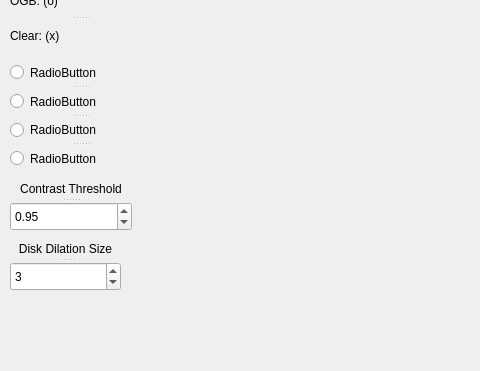
The window that imaging/segmentation/cellPickerSideBarEdit.ui (dattalab/d_code) describes before a commit, drawn with Qt 5; both pictures show x 0 to 480 and y 200 to 571 of the 930 by 704 pixel window.
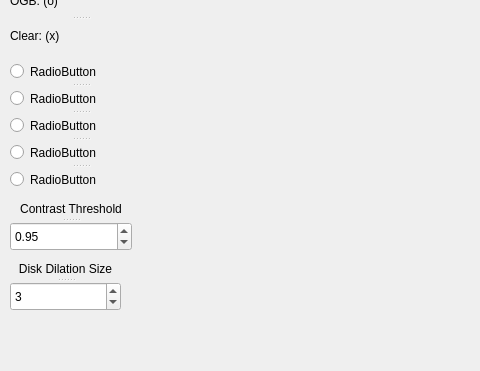
The same window after the commit.

Commit message: radio buttons connected

What changed in the file:
```diff
--- a/imaging/segmentation/cellPickerSideBarEdit.ui
+++ b/imaging/segmentation/cellPickerSideBarEdit.ui
@@ -30,7 +30,7 @@
     <property name="geometry">
      <rect>
       <x>10</x>
-      <y>440</y>
+      <y>460</y>
       <width>111</width>
       <height>51</height>
      </rect>
@@ -59,7 +59,7 @@
     <property name="geometry">
      <rect>
       <x>10</x>
-      <y>380</y>
+      <y>400</y>
       <width>122</width>
       <height>51</height>
      </rect>
@@ -178,7 +178,7 @@
       <x>10</x>
       <y>260</y>
       <width>141</width>
-      <height>111</height>
+      <height>131</height>
      </rect>
     </property>
     <property name="orientation">
@@ -204,6 +204,11 @@
       <string>RadioButton</string>
      </property>
     </widget>
+    <widget class="QRadioButton" name="radioButton_5">
+     <property name="text">
+      <string>RadioButton</string>
+     </property>
+    </widget>
    </widget>
   </widget>
   <widget class="QStatusBar" name="statusbar"/>
```
The commit also changes 2 other files.
